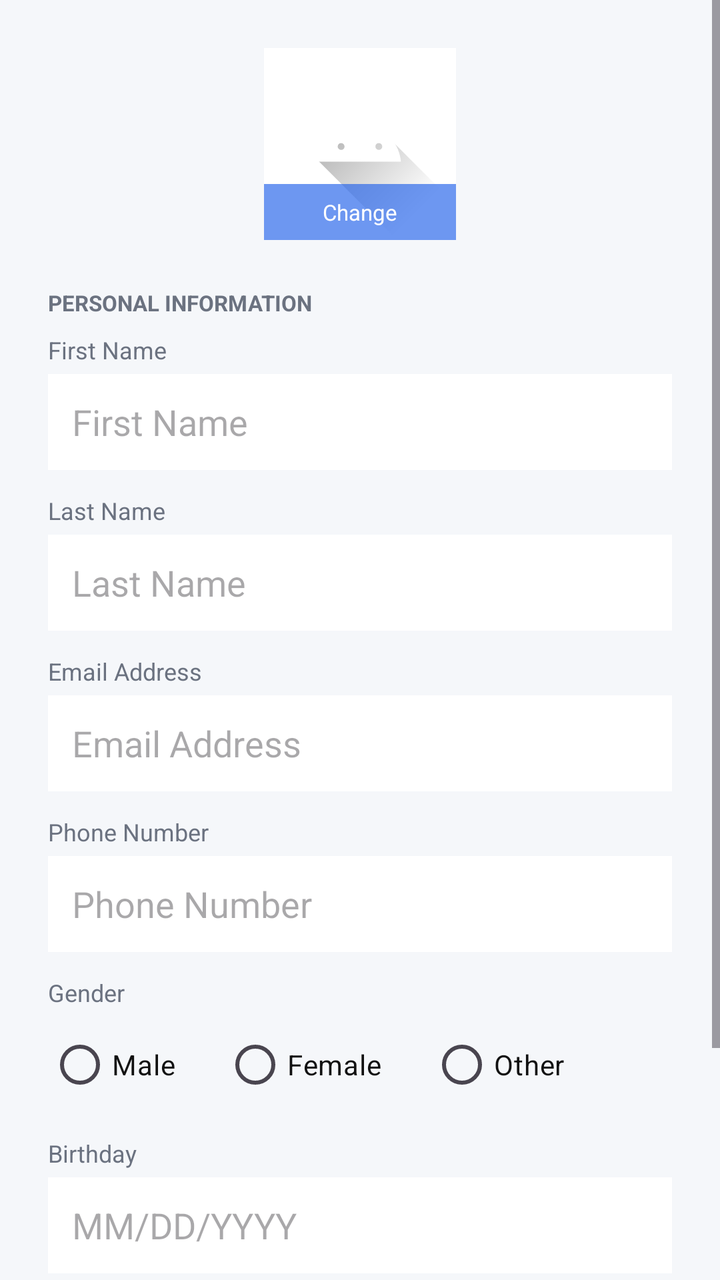
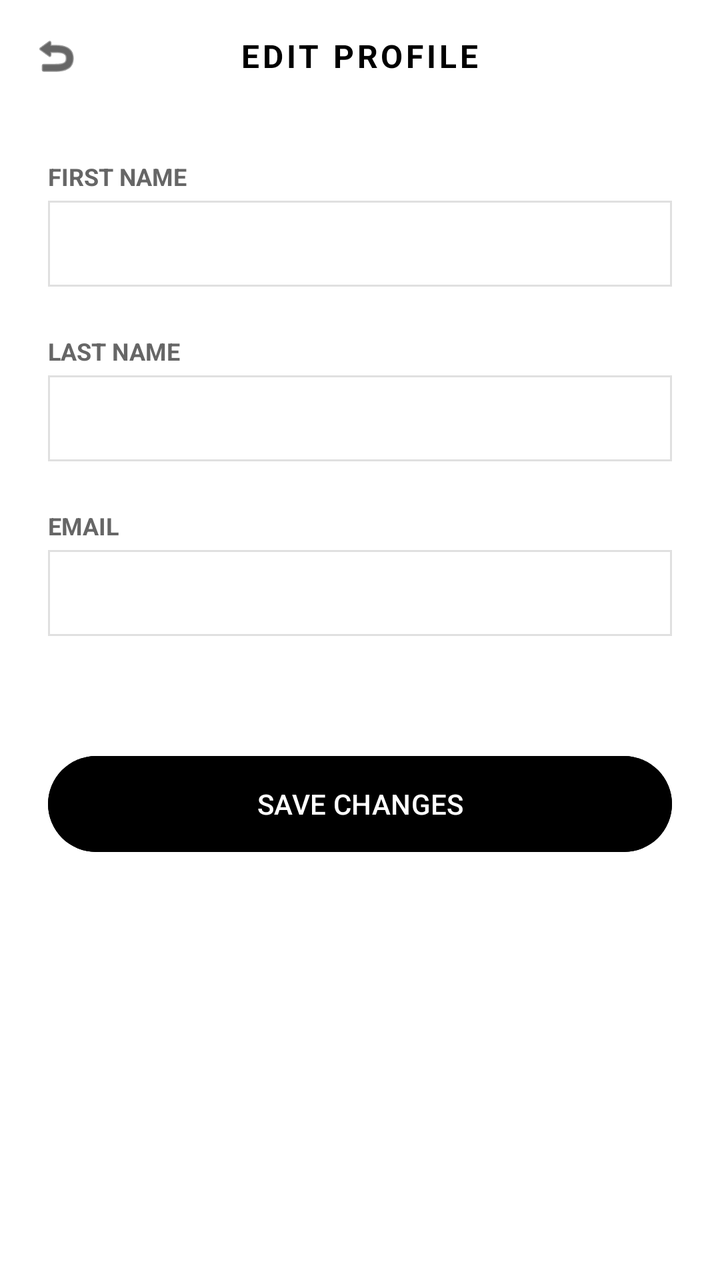

Screens rendered from an Android XML layout before and after an edit, with the pre-edit source and the edit as a unified diff.
<!-- AndroidManifest.xml: application theme Theme.ZaloraApp -->
<!-- res/layout/activity_edit_profile.xml -->
<?xml version="1.0" encoding="utf-8"?>
<ScrollView xmlns:android="http://schemas.android.com/apk/res/android"
    android:layout_width="match_parent"
    android:layout_height="match_parent"
    android:background="#F5F7FA">

    <LinearLayout
        android:layout_width="match_parent"
        android:layout_height="wrap_content"
        android:orientation="vertical"
        android:padding="24dp">

        
        <FrameLayout
            android:layout_width="96dp"
            android:layout_height="96dp"
            android:layout_gravity="center_horizontal"
            android:layout_marginBottom="24dp">

            <ImageView
                android:id="@+id/ivAvatar"
                android:layout_width="96dp"
                android:layout_height="96dp"
                android:src="@drawable/ic_launcher_foreground"
                android:background="#FFFFFF"
                android:scaleType="centerCrop"
                android:contentDescription="Profile Picture"/>

            <TextView
                android:id="@+id/tvChangePhoto"
                android:layout_width="96dp"
                android:layout_height="28dp"
                android:text="Change"
                android:textSize="11sp"
                android:textColor="#FFFFFF"
                android:gravity="center"
                android:background="#AA2563EB"
                android:layout_gravity="bottom"
                android:clickable="true"
                android:focusable="true"/>

        </FrameLayout>

        
        <TextView
            android:layout_width="wrap_content"
            android:layout_height="wrap_content"
            android:text="PERSONAL INFORMATION"
            android:textSize="11sp"
            android:textStyle="bold"
            android:textColor="#6B7280"
            android:layout_marginBottom="8dp"/>

        
        <TextView
            android:layout_width="wrap_content"
            android:layout_height="wrap_content"
            android:text="First Name"
            android:textSize="12sp"
            android:textColor="#6B7280"
            android:layout_marginBottom="4dp"/>

        <EditText
            android:id="@+id/etFirstName"
            android:layout_width="match_parent"
            android:layout_height="48dp"
            android:hint="First Name"
            android:inputType="textPersonName"
            android:background="#FFFFFF"
            android:padding="12dp"
            android:textColor="#111111"
            android:layout_marginBottom="12dp"/>

        
        <TextView
            android:layout_width="wrap_content"
            android:layout_height="wrap_content"
            android:text="Last Name"
            android:textSize="12sp"
            android:textColor="#6B7280"
            android:layout_marginBottom="4dp"/>

        <EditText
            android:id="@+id/etLastName"
            android:layout_width="match_parent"
            android:layout_height="48dp"
            android:hint="Last Name"
            android:inputType="textPersonName"
            android:background="#FFFFFF"
            android:padding="12dp"
            android:textColor="#111111"
            android:layout_marginBottom="12dp"/>

        
        <TextView
            android:layout_width="wrap_content"
            android:layout_height="wrap_content"
            android:text="Email Address"
            android:textSize="12sp"
            android:textColor="#6B7280"
            android:layout_marginBottom="4dp"/>

        <EditText
            android:id="@+id/etEmail"
            android:layout_width="match_parent"
            android:layout_height="48dp"
            android:hint="Email Address"
            android:inputType="textEmailAddress"
            android:background="#FFFFFF"
            android:padding="12dp"
            android:textColor="#111111"
            android:layout_marginBottom="12dp"/>

        
        <TextView
            android:layout_width="wrap_content"
            android:layout_height="wrap_content"
            android:text="Phone Number"
            android:textSize="12sp"
            android:textColor="#6B7280"
            android:layout_marginBottom="4dp"/>

        <EditText
            android:id="@+id/etPhone"
            android:layout_width="match_parent"
            android:layout_height="48dp"
            android:hint="Phone Number"
            android:inputType="phone"
            android:background="#FFFFFF"
            android:padding="12dp"
            android:textColor="#111111"
            android:layout_marginBottom="12dp"/>

        
        <TextView
            android:layout_width="wrap_content"
            android:layout_height="wrap_content"
            android:text="Gender"
            android:textSize="12sp"
            android:textColor="#6B7280"
            android:layout_marginBottom="4dp"/>

        <RadioGroup
            android:id="@+id/rgGender"
            android:layout_width="match_parent"
            android:layout_height="wrap_content"
            android:orientation="horizontal"
            android:layout_marginBottom="12dp">

            <RadioButton
                android:id="@+id/rbMale"
                android:layout_width="wrap_content"
                android:layout_height="wrap_content"
                android:text="Male"
                android:textColor="#111111"
                android:buttonTint="#2563EB"
                android:layout_marginEnd="24dp"/>

            <RadioButton
                android:id="@+id/rbFemale"
                android:layout_width="wrap_content"
                android:layout_height="wrap_content"
                android:text="Female"
                android:textColor="#111111"
                android:buttonTint="#2563EB"
                android:layout_marginEnd="24dp"/>

            <RadioButton
                android:id="@+id/rbOther"
                android:layout_width="wrap_content"
                android:layout_height="wrap_content"
                android:text="Other"
                android:textColor="#111111"
                android:buttonTint="#2563EB"/>

        </RadioGroup>

        
        <TextView
            android:layout_width="wrap_content"
            android:layout_height="wrap_content"
            android:text="Birthday"
            android:textSize="12sp"
            android:textColor="#6B7280"
            android:layout_marginBottom="4dp"/>

        <EditText
            android:id="@+id/etBirthday"
            android:layout_width="match_parent"
            android:layout_height="48dp"
            android:hint="MM/DD/YYYY"
            android:inputType="date"
            android:background="#FFFFFF"
            android:padding="12dp"
            android:textColor="#111111"
            android:focusable="false"
            android:clickable="true"
            android:layout_marginBottom="24dp"/>

        
        <Button
            android:id="@+id/btnSaveProfile"
            android:layout_width="match_parent"
            android:layout_height="50dp"
            android:text="Save Changes"
            android:textAllCaps="false"
            android:textColor="#FFFFFF"
            android:textStyle="bold"
            android:backgroundTint="#2563EB"
            android:layout_marginBottom="12dp"/>

        
        <TextView
            android:id="@+id/tvCancel"
            android:layout_width="wrap_content"
            android:layout_height="wrap_content"
            android:text="Cancel"
            android:textSize="14sp"
            android:textColor="#6B7280"
            android:layout_gravity="center_horizontal"
            android:padding="8dp"
            android:clickable="true"
            android:focusable="true"/>

    </LinearLayout>
</ScrollView>
<!-- resources referenced by this layout -->
<resources>
  <!-- drawable ic_launcher_foreground (drawable) -->
  <vector xmlns:android="http://schemas.android.com/apk/res/android"
      xmlns:aapt="http://schemas.android.com/aapt"
      android:width="108dp"
      android:height="108dp"
      android:viewportWidth="108"
      android:viewportHeight="108">
      <path android:pathData="M31,63.928c0,0 6.4,-11 12.1,-13.1c7.2,-2.6 26,-1.4 26,-1.4l38.1,38.1L107,108.928l-32,-1L31,63.928z">
          <aapt:attr name="android:fillColor">
              <gradient
                  android:endX="85.84757"
                  android:endY="92.4963"
                  android:startX="42.9492"
                  android:startY="49.59793"
                  android:type="linear">
                  <item
                      android:color="#44000000"
                      android:offset="0.0" />
                  <item
                      android:color="#00000000"
                      android:offset="1.0" />
              </gradient>
          </aapt:attr>
      </path>
      <path
          android:fillColor="#FFFFFF"
          android:fillType="nonZero"
          android:pathData="M65.3,45.828l3.8,-6.6c0.2,-0.4 0.1,-0.9 -0.3,-1.1c-0.4,-0.2 -0.9,-0.1 -1.1,0.3l-3.9,6.7c-6.3,-2.8 -13.4,-2.8 -19.7,0l-3.9,-6.7c-0.2,-0.4 -0.7,-0.5 -1.1,-0.3C38.8,38.328 38.7,38.828 38.9,39.228l3.8,6.6C36.2,49.428 31.7,56.028 31,63.928h46C76.3,56.028 71.8,49.428 65.3,45.828zM43.4,57.328c-0.8,0 -1.5,-0.5 -1.8,-1.2c-0.3,-0.7 -0.1,-1.5 0.4,-2.1c0.5,-0.5 1.4,-0.7 2.1,-0.4c0.7,0.3 1.2,1 1.2,1.8C45.3,56.528 44.5,57.328 43.4,57.328L43.4,57.328zM64.6,57.328c-0.8,0 -1.5,-0.5 -1.8,-1.2s-0.1,-1.5 0.4,-2.1c0.5,-0.5 1.4,-0.7 2.1,-0.4c0.7,0.3 1.2,1 1.2,1.8C66.5,56.528 65.6,57.328 64.6,57.328L64.6,57.328z"
          android:strokeWidth="1"
          android:strokeColor="#00000000" />
  </vector>
  <style name="Theme.ZaloraApp" parent="Base.Theme.ZaloraApp" />
  <style name="Base.Theme.ZaloraApp" parent="Theme.Material3.DayNight.NoActionBar">
          
          
      </style>
</resources>

<!-- the commit's change to res/layout/activity_edit_profile.xml (unified diff, before → after) -->
@@ -1,226 +1,110 @@
 <?xml version="1.0" encoding="utf-8"?>
-<ScrollView xmlns:android="http://schemas.android.com/apk/res/android"
+<LinearLayout xmlns:android="http://schemas.android.com/apk/res/android"
     android:layout_width="match_parent"
     android:layout_height="match_parent"
-    android:background="#F5F7FA">
+    android:orientation="vertical"
+    android:background="#FFFFFF">
 
-    <LinearLayout
+    
+    <RelativeLayout
         android:layout_width="match_parent"
-        android:layout_height="wrap_content"
-        android:orientation="vertical"
-        android:padding="24dp">
+        android:layout_height="56dp"
+        android:paddingHorizontal="16dp">
 
-        
-        <FrameLayout
-            android:layout_width="96dp"
-            android:layout_height="96dp"
-            android:layout_gravity="center_horizontal"
-            android:layout_marginBottom="24dp">
+        <ImageView
+            android:id="@+id/btnBack"
+            android:layout_width="24dp"
+            android:layout_height="24dp"
+            android:layout_centerVertical="true"
+            android:src="@android:drawable/ic_menu_revert"
+            android:tint="#000000" />
 
-            <ImageView
-                android:id="@+id/ivAvatar"
-                android:layout_width="96dp"
-                android:layout_height="96dp"
-                android:src="@drawable/ic_launcher_foreground"
-                android:background="#FFFFFF"
-                android:scaleType="centerCrop"
-                android:contentDescription="Profile Picture"/>
-
-            <TextView
-                android:id="@+id/tvChangePhoto"
-                android:layout_width="96dp"
-                android:layout_height="28dp"
-                android:text="Change"
-                android:textSize="11sp"
-                android:textColor="#FFFFFF"
-                android:gravity="center"
-                android:background="#AA2563EB"
-                android:layout_gravity="bottom"
-                android:clickable="true"
-                android:focusable="true"/>
-
-        </FrameLayout>
-
-        
         <TextView
             android:layout_width="wrap_content"
             android:layout_height="wrap_content"
-            android:text="PERSONAL INFORMATION"
-            android:textSize="11sp"
+            android:layout_centerInParent="true"
+            android:text="EDIT PROFILE"
+            android:textColor="#000000"
+            android:textSize="16sp"
             android:textStyle="bold"
-            android:textColor="#6B7280"
-            android:layout_marginBottom="8dp"/>
+            android:letterSpacing="0.1" />
+    </RelativeLayout>
 
-        
-        <TextView
-            android:layout_width="wrap_content"
-            android:layout_height="wrap_content"
-            android:text="First Name"
-            android:textSize="12sp"
-            android:textColor="#6B7280"
-            android:layout_marginBottom="4dp"/>
+    <ScrollView
+        android:layout_width="match_parent"
+        android:layout_height="0dp"
+        android:layout_weight="1">
 
-        <EditText
-            android:id="@+id/etFirstName"
-            android:layout_width="match_parent"
-            android:layout_height="48dp"
-            android:hint="First Name"
-            android:inputType="textPersonName"
-            android:background="#FFFFFF"
-            android:padding="12dp"
-            android:textColor="#111111"
-            android:layout_marginBottom="12dp"/>
-
-        
-        <TextView
-            android:layout_width="wrap_content"
-            android:layout_height="wrap_content"
-            android:text="Last Name"
-            android:textSize="12sp"
-            android:textColor="#6B7280"
-            android:layout_marginBottom="4dp"/>
-
-        <EditText
-            android:id="@+id/etLastName"
-            android:layout_width="match_parent"
-            android:layout_height="48dp"
-            android:hint="Last Name"
-            android:inputType="textPersonName"
-            android:background="#FFFFFF"
-            android:padding="12dp"
-            android:textColor="#111111"
-            android:layout_marginBottom="12dp"/>
-
-        
-        <TextView
-            android:layout_width="wrap_content"
-            android:layout_height="wrap_content"
-            android:text="Email Address"
-            android:textSize="12sp"
-            android:textColor="#6B7280"
-            android:layout_marginBottom="4dp"/>
-
-        <EditText
-            android:id="@+id/etEmail"
-            android:layout_width="match_parent"
-            android:layout_height="48dp"
-            android:hint="Email Address"
-            android:inputType="textEmailAddress"
-            android:background="#FFFFFF"
-            android:padding="12dp"
-            android:textColor="#111111"
-            android:layout_marginBottom="12dp"/>
-
-        
-        <TextView
-            android:layout_width="wrap_content"
-            android:layout_height="wrap_content"
-            android:text="Phone Number"
-            android:textSize="12sp"
-            android:textColor="#6B7280"
-            android:layout_marginBottom="4dp"/>
-
-        <EditText
-            android:id="@+id/etPhone"
-            android:layout_width="match_parent"
-            android:layout_height="48dp"
-            android:hint="Phone Number"
-            android:inputType="phone"
-            android:background="#FFFFFF"
-            android:padding="12dp"
-            android:textColor="#111111"
-            android:layout_marginBottom="12dp"/>
-
-        
-        <TextView
-            android:layout_width="wrap_content"
-            android:layout_height="wrap_content"
-            android:text="Gender"
-            android:textSize="12sp"
-            android:textColor="#6B7280"
-            android:layout_marginBottom="4dp"/>
-
-        <RadioGroup
-            android:id="@+id/rgGender"
+        <LinearLayout
             android:layout_width="match_parent"
             android:layout_height="wrap_content"
-            android:orientation="horizontal"
-            android:layout_marginBottom="12dp">
+            android:orientation="vertical"
+            android:padding="24dp">
 
-            <RadioButton
-                android:id="@+id/rbMale"
-                android:layout_width="wrap_content"
+            <TextView
+                android:layout_width="match_parent"
                 android:layout_height="wrap_content"
-                android:text="Male"
-                android:textColor="#111111"
-                android:buttonTint="#2563EB"
-                android:layout_marginEnd="24dp"/>
+                android:text="FIRST NAME"
+                android:textColor="#666666"
+                android:textSize="12sp"
+                android:textStyle="bold" />
 
-            <RadioButton
-                android:id="@+id/rbFemale"
-                android:layout_width="wrap_content"
+            <EditText
+                android:id="@+id/etFirstName"
+                android:layout_width="match_parent"
                 android:layout_height="wrap_content"
-                android:text="Female"
-                android:textColor="#111111"
-                android:buttonTint="#2563EB"
-                android:layout_marginEnd="24dp"/>
+                android:background="@drawable/edittext_border"
+                android:padding="12dp"
+                android:layout_marginTop="4dp"
+                android:layout_marginBottom="24dp"
+                android:textSize="14sp" />
 
-            <RadioButton
-                android:id="@+id/rbOther"
-                android:layout_width="wrap_content"
+            <TextView
+                android:layout_width="match_parent"
                 android:layout_height="wrap_content"
-                android:text="Other"
-                android:textColor="#111111"
-                android:buttonTint="#2563EB"/>
+                android:text="LAST NAME"
+                android:textColor="#666666"
+                android:textSize="12sp"
+                android:textStyle="bold" />
 
-        </RadioGroup>
+            <EditText
+                android:id="@+id/etLastName"
+                android:layout_width="match_parent"
+                android:layout_height="wrap_content"
+                android:background="@drawable/edittext_border"
+                android:padding="12dp"
+                android:layout_marginTop="4dp"
+                android:layout_marginBottom="24dp"
+                android:textSize="14sp" />
 
-        
-        <TextView
-            android:layout_width="wrap_content"
-            android:layout_height="wrap_content"
-            android:text="Birthday"
-            android:textSize="12sp"
-            android:textColor="#6B7280"
-            android:layout_marginBottom="4dp"/>
+            <TextView
+                android:layout_width="match_parent"
+                android:layout_height="wrap_content"
+                android:text="EMAIL"
+                android:textColor="#666666"
+                android:textSize="12sp"
+                android:textStyle="bold" />
 
-        <EditText
-            android:id="@+id/etBirthday"
-            android:layout_width="match_parent"
-            android:layout_height="48dp"
-            android:hint="MM/DD/YYYY"
-            android:inputType="date"
-            android:background="#FFFFFF"
-            android:padding="12dp"
-            android:textColor="#111111"
-            android:focusable="false"
-            android:clickable="true"
-            android:layout_marginBottom="24dp"/>
+            <EditText
+                android:id="@+id/etEmail"
+                android:layout_width="match_parent"
+                android:layout_height="wrap_content"
+                android:background="@drawable/edittext_border"
+                android:padding="12dp"
+                android:layout_marginTop="4dp"
+                android:layout_marginBottom="24dp"
+                android:textSize="14sp"
+                android:inputType="textEmailAddress" />
 
-        
-        <Button
-            android:id="@+id/btnSaveProfile"
-            android:layout_width="match_parent"
-            android:layout_height="50dp"
-            android:text="Save Changes"
-            android:textAllCaps="false"
-            android:textColor="#FFFFFF"
-            android:textStyle="bold"
-            android:backgroundTint="#2563EB"
-            android:layout_marginBottom="12dp"/>
+            <Button
+                android:id="@+id/btnSave"
+                android:layout_width="match_parent"
+                android:layout_height="56dp"
+                android:layout_marginTop="32dp"
+                android:backgroundTint="#000000"
+                android:text="SAVE CHANGES"
+                android:textColor="#FFFFFF" />
 
-        
-        <TextView
-            android:id="@+id/tvCancel"
-            android:layout_width="wrap_content"
-            android:layout_height="wrap_content"
-            android:text="Cancel"
-            android:textSize="14sp"
-            android:textColor="#6B7280"
-            android:layout_gravity="center_horizontal"
-            android:padding="8dp"
-            android:clickable="true"
-            android:focusable="true"/>
-
-    </LinearLayout>
-</ScrollView>
+        </LinearLayout>
+    </ScrollView>
+</LinearLayout>
<!-- resource entries referenced after the edit -->
@@ -1,36 +1,15 @@
 <!-- resources referenced by this layout -->
 <resources>
-  <!-- drawable ic_launcher_foreground (drawable) -->
-  <vector xmlns:android="http://schemas.android.com/apk/res/android"
-      xmlns:aapt="http://schemas.android.com/aapt"
-      android:width="108dp"
-      android:height="108dp"
-      android:viewportWidth="108"
-      android:viewportHeight="108">
-      <path android:pathData="M31,63.928c0,0 6.4,-11 12.1,-13.1c7.2,-2.6 26,-1.4 26,-1.4l38.1,38.1L107,108.928l-32,-1L31,63.928z">
-          <aapt:attr name="android:fillColor">
-              <gradient
-                  android:endX="85.84757"
-                  android:endY="92.4963"
-                  android:startX="42.9492"
-                  android:startY="49.59793"
-                  android:type="linear">
-                  <item
-                      android:color="#44000000"
-                      android:offset="0.0" />
-                  <item
-                      android:color="#00000000"
-                      android:offset="1.0" />
-              </gradient>
-          </aapt:attr>
-      </path>
-      <path
-          android:fillColor="#FFFFFF"
-          android:fillType="nonZero"
-          android:pathData="M65.3,45.828l3.8,-6.6c0.2,-0.4 0.1,-0.9 -0.3,-1.1c-0.4,-0.2 -0.9,-0.1 -1.1,0.3l-3.9,6.7c-6.3,-2.8 -13.4,-2.8 -19.7,0l-3.9,-6.7c-0.2,-0.4 -0.7,-0.5 -1.1,-0.3C38.8,38.328 38.7,38.828 38.9,39.228l3.8,6.6C36.2,49.428 31.7,56.028 31,63.928h46C76.3,56.028 71.8,49.428 65.3,45.828zM43.4,57.328c-0.8,0 -1.5,-0.5 -1.8,-1.2c-0.3,-0.7 -0.1,-1.5 0.4,-2.1c0.5,-0.5 1.4,-0.7 2.1,-0.4c0.7,0.3 1.2,1 1.2,1.8C45.3,56.528 44.5,57.328 43.4,57.328L43.4,57.328zM64.6,57.328c-0.8,0 -1.5,-0.5 -1.8,-1.2s-0.1,-1.5 0.4,-2.1c0.5,-0.5 1.4,-0.7 2.1,-0.4c0.7,0.3 1.2,1 1.2,1.8C66.5,56.528 65.6,57.328 64.6,57.328L64.6,57.328z"
-          android:strokeWidth="1"
-          android:strokeColor="#00000000" />
-  </vector>
+  <!-- drawable edittext_border (drawable) -->
+  <?xml version="1.0" encoding="utf-8"?>
+  <shape xmlns:android="http://schemas.android.com/apk/res/android"
+      android:shape="rectangle">
+      <solid android:color="#FFFFFF" />
+      <stroke
+          android:width="1dp"
+          android:color="#E0E0E0" />
+      <corners android:radius="0dp" />
+  </shape>
   <style name="Theme.ZaloraApp" parent="Base.Theme.ZaloraApp" />
   <style name="Base.Theme.ZaloraApp" parent="Theme.Material3.DayNight.NoActionBar">
           
